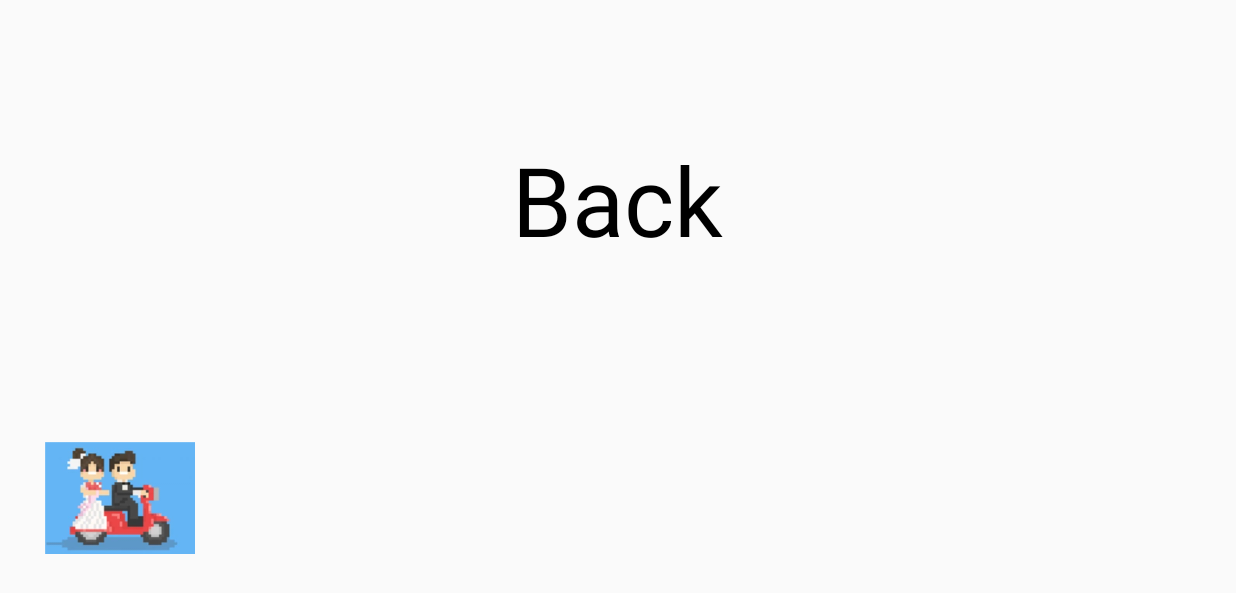
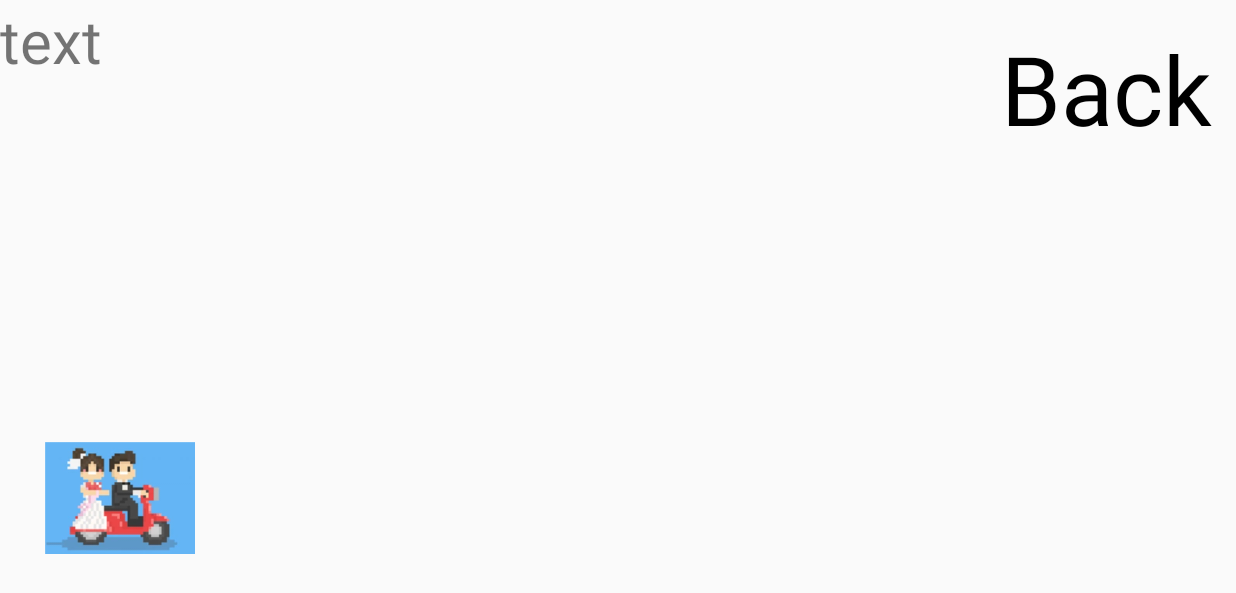
Before and after one commit to cesarpa/TarjetaMatromonio, an Android app: the GameActivity screen opened directly, with no data from a screen before it, on a phone screen of 824 x 412 dp (held sideways). Shown: the top 593 px of the screen. Run offline under Robolectric (Android 15) with nearby library versions, the phone set to English and light mode, and no system bars.

Commit message:
TM back and adding id for the layout

```diff
--- a/app/src/main/java/com/example/tarjetamatrimonio/GameActivity.kt
+++ b/app/src/main/java/com/example/tarjetamatrimonio/GameActivity.kt
@@ -9,6 +9,10 @@ import android.os.Bundle
 import android.view.MotionEvent
 import kotlinx.android.synthetic.main.activity_game.*
 import kotlinx.android.synthetic.main.activity_main.*
+import android.widget.TextView
+
+
+
 
 class GameActivity : AppCompatActivity() {
 
@@ -26,6 +30,12 @@ class GameActivity : AppCompatActivity() {
                 )
             )
         }
+
+        val textView = TextView(this)
+        textView.textSize = 40f
+        textView.text = "text"
+
+        gameLayout.addView(textView)
     }
 
     override fun onTouchEvent(event: MotionEvent?): Boolean {
--- a/app/src/main/res/layout/activity_game.xml
+++ b/app/src/main/res/layout/activity_game.xml
@@ -4,7 +4,8 @@
     xmlns:tools="http://schemas.android.com/tools"
     android:layout_width="match_parent"
     android:layout_height="match_parent"
-    tools:context=".GameActivity">
+    tools:context=".GameActivity"
+    android:id="@+id/gameLayout">
 
 
     <ImageView
@@ -22,6 +23,6 @@
         android:text="Back"
         android:textColor="#000000"
         android:id="@+id/back"
-        android:layout_margin="90dp"
-        android:layout_centerHorizontal="true"></TextView>
+        android:layout_margin="16dp"
+        android:layout_alignParentRight="true"></TextView>
 </RelativeLayout>
```
